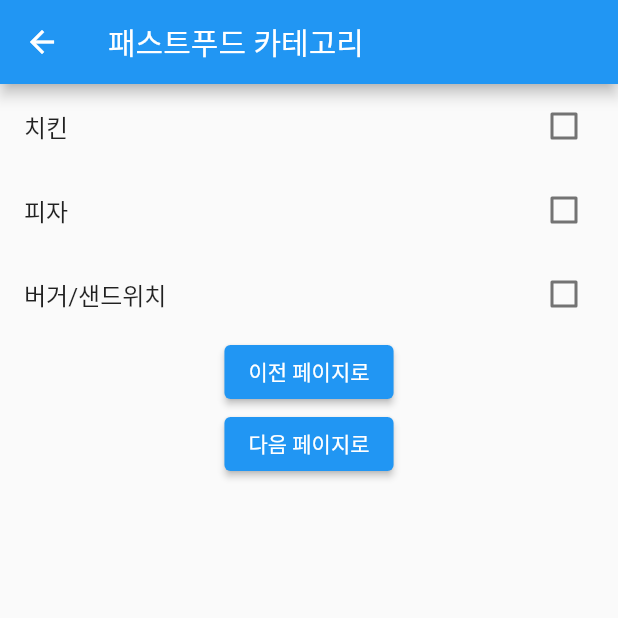
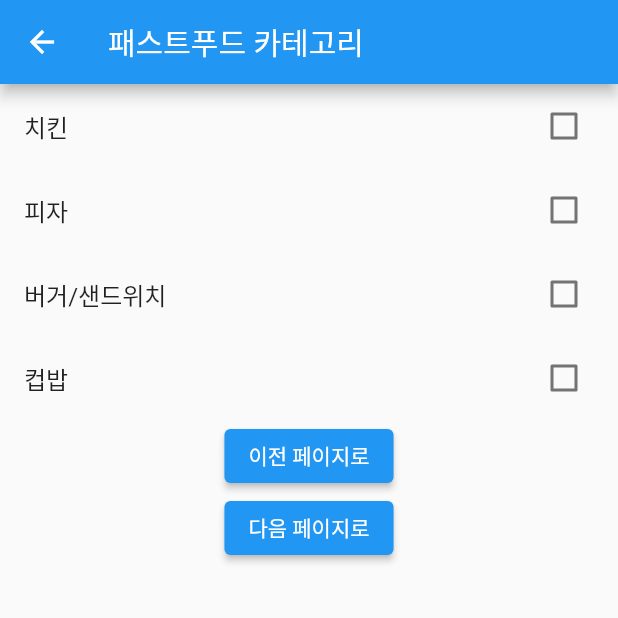
Before and after one commit to weekendact/FoodSuggestion_Front, a Flutter app: the MyCategorySelectionPage screen opened directly, on a phone screen of 412 x 824 dp, the top half of it. Run offline on Flutter 3.47's test engine with Material 2 defaults, Android fonts, the phone set to English and light mode, and no system bars.

Commit message:
패스트푸드
컵밥 추가

```diff
--- a/lib/fastfood.dart
+++ b/lib/fastfood.dart
@@ -68,6 +68,19 @@ class _MyCategorySelectionPageState extends State<MyCategorySelectionPage> {
                 });
               },
             ),
+            CheckboxListTile(
+              title: Text('컵밥'),
+              value: selectedCategories.contains('컵밥'),
+              onChanged: (newValue) {
+                setState(() {
+                  if (newValue == true) {
+                    selectedCategories.add('컵밥');
+                  } else {
+                    selectedCategories.remove('컵밥');
+                  }
+                });
+              },
+            ),
             ElevatedButton(
               onPressed: (){},
               child: Text('이전 페이지로'),
```
